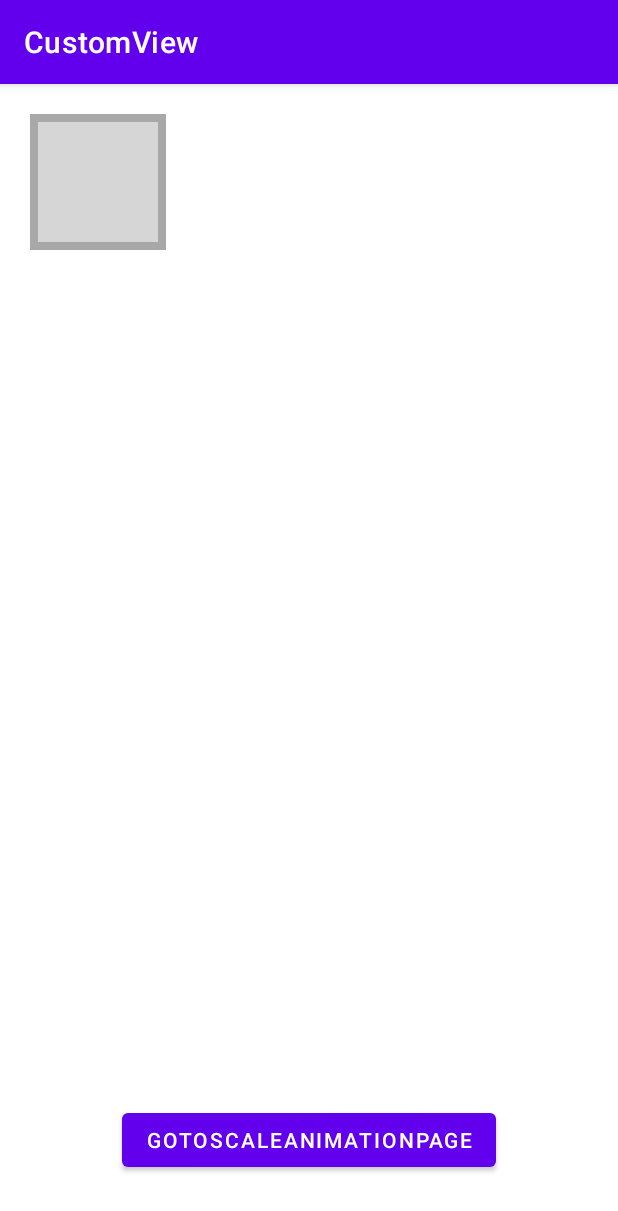
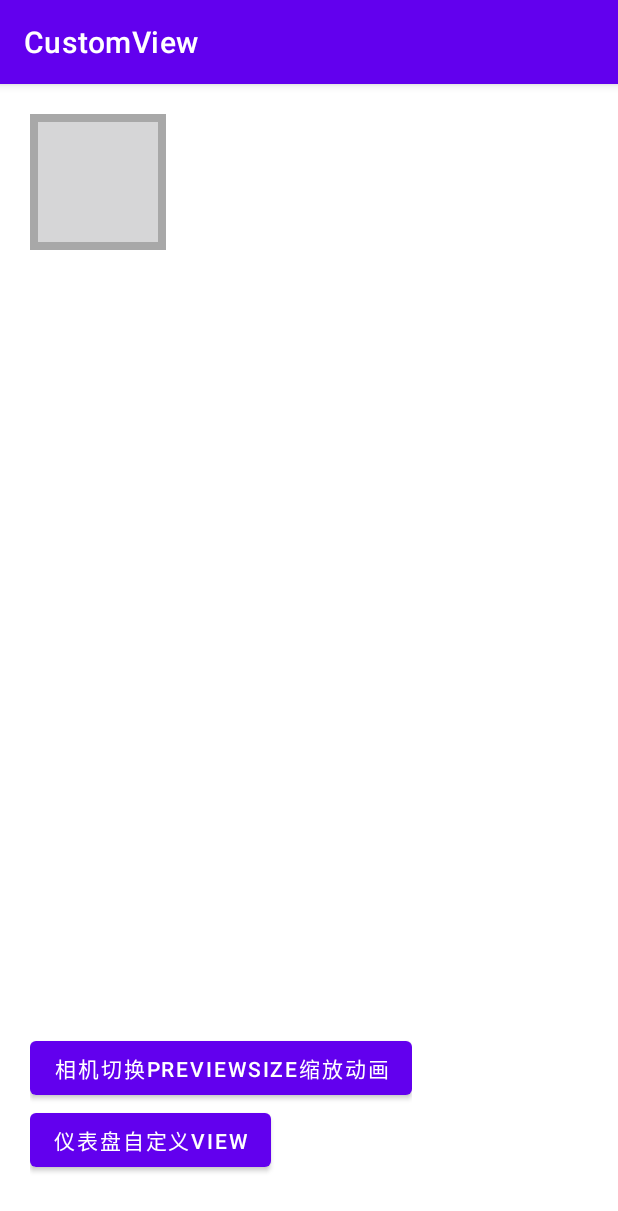
Before and after one commit to QuiteCoder/CustomView, an Android app: the screen it shows after launch (MainActivity), on a phone screen of 412 x 824 dp. Shown: the top 1211 px of the screen. Run offline under Robolectric (Android 15) with nearby library versions, the phone set to English and light mode, and no system bars.

Commit message:
新增仪表盘自定义view页面

```diff
--- a/app/src/main/AndroidManifest.xml
+++ b/app/src/main/AndroidManifest.xml
@@ -17,6 +17,7 @@
             </intent-filter>
         </activity>
         <activity android:name=".activity.ActivityScaleAnimation"/>
+        <activity android:name=".activity.DashBoardViewActivity"/>
     </application>
 
 </manifest>
--- a/app/src/main/java/com/hpf/customview/activity/MainActivity.kt
+++ b/app/src/main/java/com/hpf/customview/activity/MainActivity.kt
@@ -53,4 +53,9 @@ class MainActivity : AppCompatActivity() {
         val intent : Intent = Intent(this, ActivityScaleAnimation::class.java)
         startActivity(intent)
     }
+
+    fun dashboardView(view: View) {
+        val intent : Intent = Intent(this, DashBoardViewActivity::class.java)
+        startActivity(intent)
+    }
 }
--- a/app/src/main/res/layout/activity_main.xml
+++ b/app/src/main/res/layout/activity_main.xml
@@ -29,14 +29,27 @@
             android:scaleType="centerInside"/>
     </FrameLayout>
 
-    <Button
-        android:text="gotoScaleAnimationPage"
-        android:onClick="gotoScaleAnimationPage"
-        android:layout_centerHorizontal="true"
+    <LinearLayout
+        android:orientation="vertical"
         android:layout_marginBottom="20dp"
         android:layout_alignParentBottom="true"
         android:layout_width="wrap_content"
-        android:layout_height="wrap_content"/>
+        android:layout_height="wrap_content">
 
+        <Button
+            android:text="相机切换previewSize缩放动画"
+            android:onClick="gotoScaleAnimationPage"
+            android:layout_centerHorizontal="true"
+            android:layout_width="wrap_content"
+            android:layout_height="wrap_content"/>
+
+        <Button
+            android:text="仪表盘自定义View"
+            android:onClick="dashboardView"
+            android:layout_centerHorizontal="true"
+            android:layout_width="wrap_content"
+            android:layout_height="wrap_content"/>
+
+    </LinearLayout>
 
 </RelativeLayout>
```
Also changed, not shown: app/src/main/java/com/hpf/customview/activity/DashBoardViewActivity.kt (added, +18 -0 lines), app/src/main/java/com/hpf/customview/widget/DashBoardView.kt (added, +16 -0 lines), app/src/main/res/layout/dashboard_layout.xml (added, +9 -0 lines).
